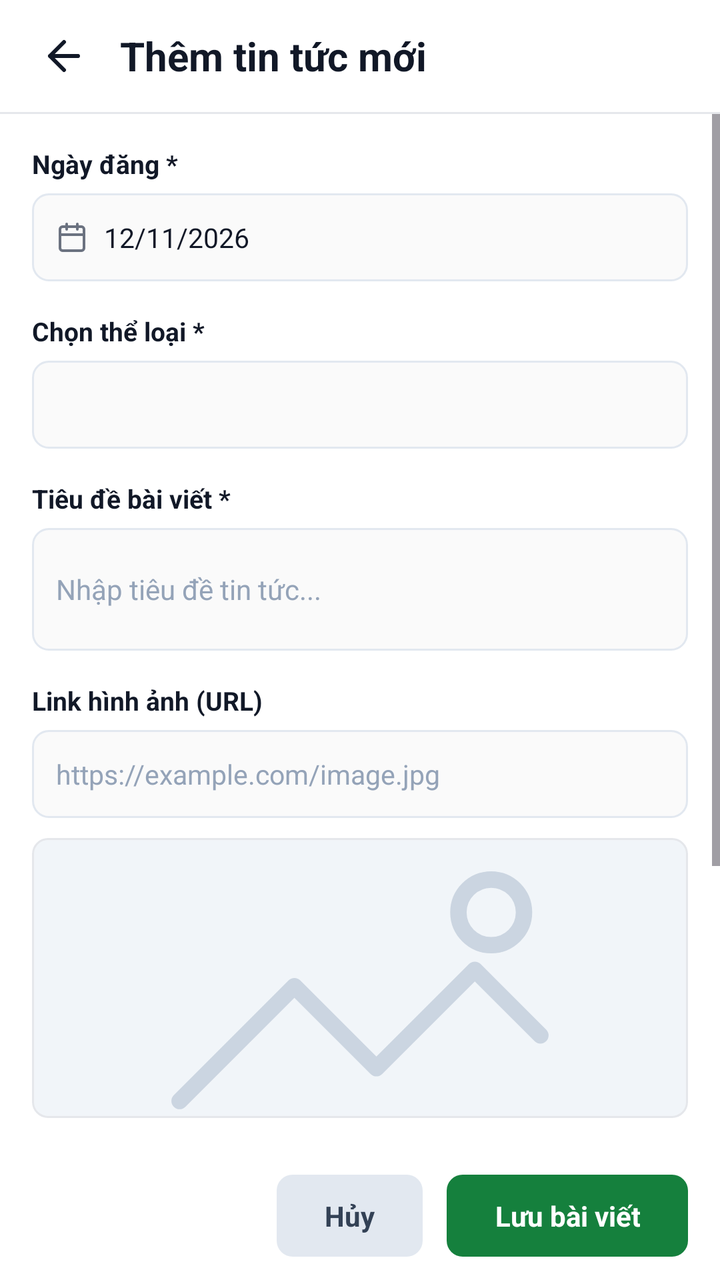
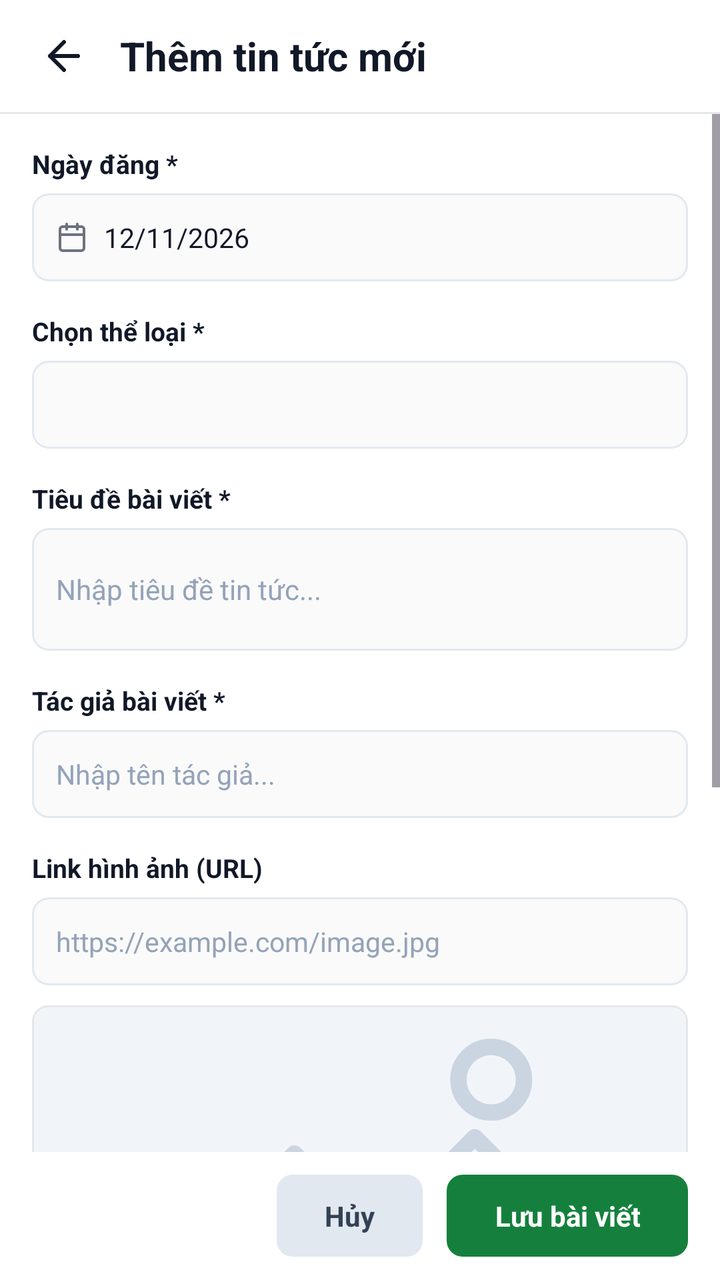

Screens rendered from an Android XML layout before and after an edit, with the pre-edit source and the edit as a unified diff.
<!-- AndroidManifest.xml: application theme Theme.NewsManagement -->
<!-- res/layout/activity_add_news.xml -->
<?xml version="1.0" encoding="utf-8"?>
<androidx.constraintlayout.widget.ConstraintLayout xmlns:android="http://schemas.android.com/apk/res/android"
    xmlns:app="http://schemas.android.com/apk/res-auto"
    xmlns:tools="http://schemas.android.com/tools"
    android:id="@+id/main"
    android:layout_width="match_parent"
    android:layout_height="match_parent"
    android:background="@color/white"
    tools:context=".AddNewsActivity">

    
    <LinearLayout
        android:id="@+id/headerBar"
        android:layout_width="0dp"
        android:layout_height="56dp"
        android:gravity="center_vertical"
        android:orientation="horizontal"
        android:paddingStart="12dp"
        android:paddingEnd="16dp"
        app:layout_constraintEnd_toEndOf="parent"
        app:layout_constraintStart_toStartOf="parent"
        app:layout_constraintTop_toTopOf="parent">

        <ImageView
            android:id="@+id/btnBack"
            android:layout_width="40dp"
            android:layout_height="40dp"
            android:background="?attr/selectableItemBackgroundBorderless"
            android:clickable="true"
            android:contentDescription="Back"
            android:focusable="true"
            android:padding="8dp"
            android:src="@drawable/ic_arrow_back"
            app:tint="@color/text_primary" />

        <TextView
            android:id="@+id/tvHeaderTitle"
            android:layout_width="wrap_content"
            android:layout_height="wrap_content"
            android:layout_marginStart="8dp"
            android:text="Thêm tin tức mới"
            android:textColor="@color/text_primary"
            android:textSize="20sp"
            android:textStyle="bold" />
    </LinearLayout>

    
    <View
        android:id="@+id/headerDivider"
        android:layout_width="0dp"
        android:layout_height="1dp"
        android:background="@color/card_border"
        app:layout_constraintEnd_toEndOf="parent"
        app:layout_constraintStart_toStartOf="parent"
        app:layout_constraintTop_toBottomOf="@id/headerBar" />

    
    <ScrollView
        android:layout_width="0dp"
        android:layout_height="0dp"
        android:fillViewport="true"
        app:layout_constraintBottom_toTopOf="@id/bottomActionBar"
        app:layout_constraintEnd_toEndOf="parent"
        app:layout_constraintStart_toStartOf="parent"
        app:layout_constraintTop_toBottomOf="@id/headerDivider">

        <LinearLayout
            android:layout_width="match_parent"
            android:layout_height="wrap_content"
            android:orientation="vertical"
            android:padding="16dp">

            
            <LinearLayout
                android:layout_width="match_parent"
                android:layout_height="wrap_content"
                android:orientation="vertical">

                <TextView
                    android:layout_width="wrap_content"
                    android:layout_height="wrap_content"
                    android:text="Ngày đăng *"
                    android:textColor="@color/text_primary"
                    android:textSize="13sp"
                    android:textStyle="bold" />

                
                <LinearLayout
                    android:id="@+id/layoutSelectDate"
                    android:layout_width="match_parent"
                    android:layout_height="44dp"
                    android:layout_marginTop="6dp"
                    android:background="@drawable/bg_input_field"
                    android:clickable="true"
                    android:focusable="true"
                    android:gravity="center_vertical"
                    android:orientation="horizontal"
                    android:paddingStart="12dp"
                    android:paddingEnd="12dp">

                    <ImageView
                        android:layout_width="16dp"
                        android:layout_height="16dp"
                        android:contentDescription="Calendar"
                        android:src="@drawable/ic_calendar" />

                    <TextView
                        android:id="@+id/tvNewsPublishDate"
                        android:layout_width="wrap_content"
                        android:layout_height="wrap_content"
                        android:layout_marginStart="8dp"
                        android:text="12/11/2026"
                        android:textColor="@color/text_primary"
                        android:textSize="13.5sp" />
                </LinearLayout>
            </LinearLayout>

            
            <TextView
                android:layout_width="wrap_content"
                android:layout_height="wrap_content"
                android:layout_marginTop="16dp"
                android:text="Chọn thể loại *"
                android:textColor="@color/text_primary"
                android:textSize="13sp"
                android:textStyle="bold" />

            <Spinner
                android:id="@+id/spCategory"
                android:layout_width="match_parent"
                android:layout_height="44dp"
                android:layout_marginTop="6dp"
                android:background="@drawable/bg_input_field"
                android:paddingStart="8dp"
                android:paddingEnd="8dp" />

            
            <TextView
                android:layout_width="wrap_content"
                android:layout_height="wrap_content"
                android:layout_marginTop="16dp"
                android:text="Tiêu đề bài viết *"
                android:textColor="@color/text_primary"
                android:textSize="13sp"
                android:textStyle="bold" />

            <EditText
                android:id="@+id/etNewsTitle"
                android:layout_width="match_parent"
                android:layout_height="wrap_content"
                android:layout_marginTop="6dp"
                android:background="@drawable/bg_input_field"
                android:hint="Nhập tiêu đề tin tức..."
                android:inputType="textCapSentences|textMultiLine"
                android:lineSpacingExtra="2dp"
                android:maxLines="3"
                android:minLines="2"
                android:padding="12dp"
                android:textColor="@color/text_primary"
                android:textColorHint="@color/text_caption"
                android:textSize="14sp" />

            
            <TextView
                android:layout_width="wrap_content"
                android:layout_height="wrap_content"
                android:layout_marginTop="16dp"
                android:text="Link hình ảnh (URL)"
                android:textColor="@color/text_primary"
                android:textSize="13sp"
                android:textStyle="bold" />

            <EditText
                android:id="@+id/etNewsImageUrl"
                android:layout_width="match_parent"
                android:layout_height="44dp"
                android:layout_marginTop="6dp"
                android:background="@drawable/bg_input_field"
                android:hint="https://example.com/image.jpg"
                android:inputType="textUri"
                android:maxLines="1"
                android:paddingStart="12dp"
                android:paddingEnd="12dp"
                android:textColor="@color/text_primary"
                android:textColorHint="@color/text_caption"
                android:textSize="13.5sp" />

            
            <com.google.android.material.card.MaterialCardView
                android:layout_width="match_parent"
                android:layout_height="140dp"
                android:layout_marginTop="10dp"
                app:cardCornerRadius="8dp"
                app:cardElevation="0dp"
                app:strokeColor="@color/card_border"
                app:strokeWidth="1dp">

                <ImageView
                    android:id="@+id/ivNewsPreview"
                    android:layout_width="match_parent"
                    android:layout_height="match_parent"
                    android:contentDescription="News image preview"
                    android:scaleType="centerCrop"
                    android:src="@drawable/ic_image_placeholder" />
            </com.google.android.material.card.MaterialCardView>

            
            <TextView
                android:layout_width="wrap_content"
                android:layout_height="wrap_content"
                android:layout_marginTop="16dp"
                android:text="Chi tiết nội dung bài viết *"
                android:textColor="@color/text_primary"
                android:textSize="13sp"
                android:textStyle="bold" />

            <EditText
                android:id="@+id/etNewsDetail"
                android:layout_width="match_parent"
                android:layout_height="wrap_content"
                android:layout_marginTop="6dp"
                android:background="@drawable/bg_input_field"
                android:gravity="top|start"
                android:hint="Nhập nội dung chi tiết bài viết..."
                android:inputType="textMultiLine"
                android:lineSpacingExtra="3dp"
                android:minLines="7"
                android:padding="12dp"
                android:textColor="@color/text_primary"
                android:textColorHint="@color/text_caption"
                android:textSize="14sp" />

        </LinearLayout>
    </ScrollView>

    
    <LinearLayout
        android:id="@+id/bottomActionBar"
        android:layout_width="0dp"
        android:layout_height="64dp"
        android:background="@color/white"
        android:gravity="center_vertical|end"
        android:orientation="horizontal"
        android:paddingStart="16dp"
        android:paddingEnd="16dp"
        app:layout_constraintBottom_toBottomOf="parent"
        app:layout_constraintEnd_toEndOf="parent"
        app:layout_constraintStart_toStartOf="parent">

        
        <TextView
            android:id="@+id/btnCancel"
            android:layout_width="wrap_content"
            android:layout_height="wrap_content"
            android:background="@drawable/bg_btn_dialog_cancel"
            android:clickable="true"
            android:focusable="true"
            android:gravity="center"
            android:paddingStart="24dp"
            android:paddingTop="11dp"
            android:paddingEnd="24dp"
            android:paddingBottom="11dp"
            android:text="Hủy"
            android:textColor="#334155"
            android:textSize="14sp"
            android:textStyle="bold" />

        
        <TextView
            android:id="@+id/btnSaveNews"
            android:layout_width="wrap_content"
            android:layout_height="wrap_content"
            android:layout_marginStart="12dp"
            android:background="@drawable/bg_btn_dialog_save"
            android:clickable="true"
            android:focusable="true"
            android:gravity="center"
            android:paddingStart="24dp"
            android:paddingTop="11dp"
            android:paddingEnd="24dp"
            android:paddingBottom="11dp"
            android:text="Lưu bài viết"
            android:textColor="@color/white"
            android:textSize="14sp"
            android:textStyle="bold" />
    </LinearLayout>

</androidx.constraintlayout.widget.ConstraintLayout>
<!-- resources referenced by this layout -->
<resources>
  <color name="card_border">#E5E7EB</color>
  <color name="text_caption">#94A3B8</color>
  <color name="text_primary">#111827</color>
  <color name="white">#FFFFFFFF</color>
  <!-- drawable bg_btn_dialog_cancel (drawable) -->
  <?xml version="1.0" encoding="utf-8"?>
  <ripple xmlns:android="http://schemas.android.com/apk/res/android"
      android:color="@color/card_ripple">
      <item>
          <shape android:shape="rectangle">
              <solid android:color="#E2E8F0" />
              <corners android:radius="8dp" />
          </shape>
      </item>
  </ripple>
  <!-- drawable bg_btn_dialog_save (drawable) -->
  <?xml version="1.0" encoding="utf-8"?>
  <ripple xmlns:android="http://schemas.android.com/apk/res/android"
      android:color="@color/card_ripple">
      <item>
          <shape android:shape="rectangle">
              <solid android:color="#15803D" />
              <corners android:radius="8dp" />
          </shape>
      </item>
  </ripple>
  <!-- drawable bg_input_field (drawable) -->
  <?xml version="1.0" encoding="utf-8"?>
  <shape xmlns:android="http://schemas.android.com/apk/res/android"
      android:shape="rectangle">
      <solid android:color="#FAFAFA" />
      <stroke
          android:width="1dp"
          android:color="#E2E8F0" />
      <corners android:radius="8dp" />
  </shape>
  <!-- drawable ic_arrow_back (drawable) -->
  <vector xmlns:android="http://schemas.android.com/apk/res/android"
      android:width="24dp"
      android:height="24dp"
      android:viewportWidth="24"
      android:viewportHeight="24">
    <path
        android:fillColor="@android:color/transparent"
        android:strokeColor="#FF000000"
        android:strokeWidth="2"
        android:strokeLineCap="round"
        android:strokeLineJoin="round"
        android:pathData="M19,12H5M12,19l-7,-7 7,-7" />
  </vector>
  <!-- drawable ic_calendar (drawable) -->
  <vector xmlns:android="http://schemas.android.com/apk/res/android"
      android:width="20dp"
      android:height="20dp"
      android:viewportWidth="24"
      android:viewportHeight="24">
    <path
        android:fillColor="@android:color/transparent"
        android:strokeColor="#FF6B7280"
        android:strokeWidth="2"
        android:strokeLineCap="round"
        android:strokeLineJoin="round"
        android:pathData="M19,4H5a2,2 0 0,0 -2,2v14a2,2 0 0,0 2,2h14a2,2 0 0,0 2,-2V6a2,2 0 0,0 -2,-2zM16,2v4M8,2v4M3,10h18" />
  </vector>
  <!-- drawable ic_image_placeholder (drawable) -->
  <vector xmlns:android="http://schemas.android.com/apk/res/android"
      android:width="80dp"
      android:height="60dp"
      android:viewportWidth="80"
      android:viewportHeight="60">
    <path
        android:fillColor="#F1F5F9"
        android:pathData="M0,0h80v60H0z" />
    <path
        android:fillColor="@android:color/transparent"
        android:strokeColor="#CBD5E1"
        android:strokeWidth="2"
        android:strokeLineCap="round"
        android:strokeLineJoin="round"
        android:pathData="M18,45l14,-14l10,10l12,-12l8,8M52,22a4,4 0 1,0 8,0a4,4 0 1,0 -8,0" />
  </vector>
  <style name="Theme.NewsManagement" parent="Base.Theme.NewsManagement" />
  <color name="card_ripple">#10000000</color>
  <style name="Base.Theme.NewsManagement" parent="Theme.Material3.DayNight.NoActionBar">
          
          <item name="android:statusBarColor">@color/white</item>
          <item name="android:windowLightStatusBar">true</item>
      </style>
</resources>

<!-- the commit's change to res/layout/activity_add_news.xml (unified diff, before → after) -->
@@ -159,6 +159,31 @@
                 android:textColor="@color/text_primary"
                 android:textColorHint="@color/text_caption"
                 android:textSize="14sp" />
+
+            
+            <TextView
+                android:layout_width="wrap_content"
+                android:layout_height="wrap_content"
+                android:layout_marginTop="16dp"
+                android:text="Tác giả bài viết *"
+                android:textColor="@color/text_primary"
+                android:textSize="13sp"
+                android:textStyle="bold" />
+
+            <EditText
+                android:id="@+id/etNewsAuthor"
+                android:layout_width="match_parent"
+                android:layout_height="44dp"
+                android:layout_marginTop="6dp"
+                android:background="@drawable/bg_input_field"
+                android:hint="Nhập tên tác giả..."
+                android:inputType="textCapWords"
+                android:maxLines="1"
+                android:paddingStart="12dp"
+                android:paddingEnd="12dp"
+                android:textColor="@color/text_primary"
+                android:textColorHint="@color/text_caption"
+                android:textSize="13.5sp" />
 
             
             <TextView
